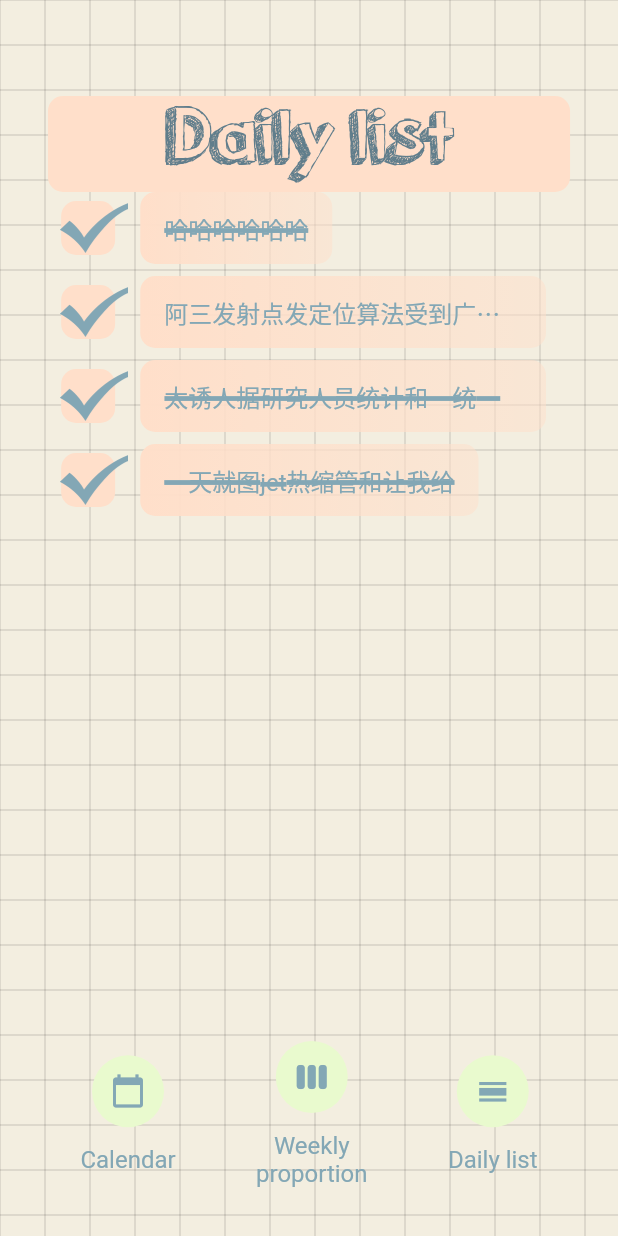
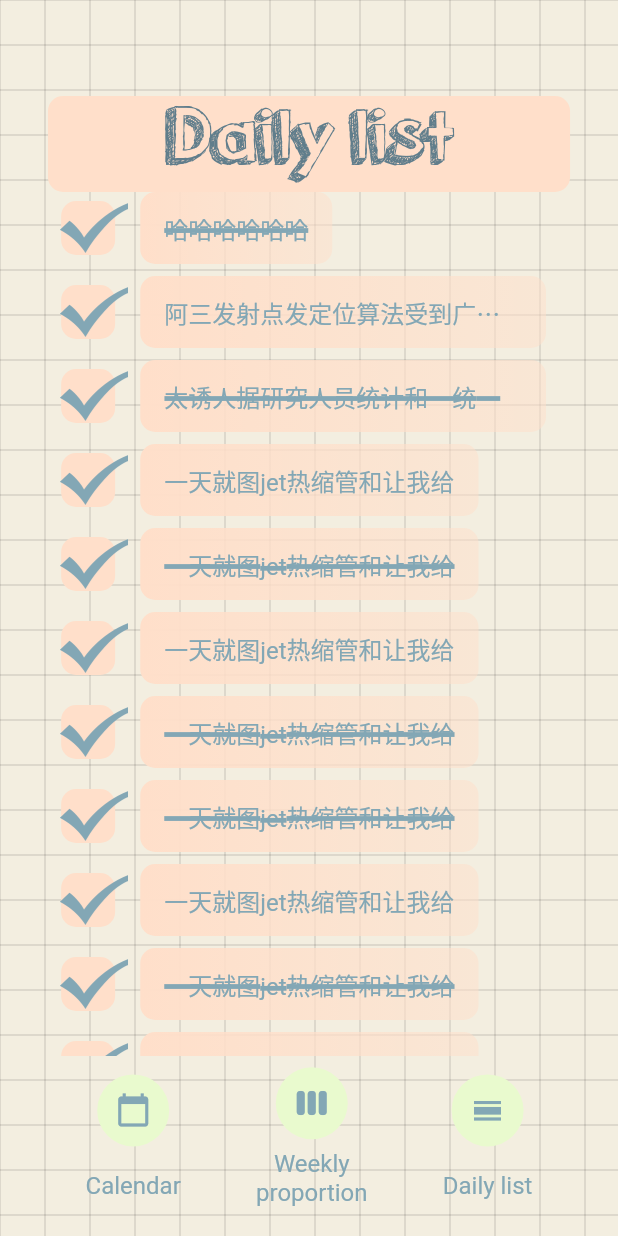
Before and after one commit to ZYF99/to_do_list, a Flutter app: the screen it shows after launch, on a phone screen of 412 x 824 dp. Run offline on Flutter 3.47's test engine with Material 2 defaults, Android fonts, the phone set to English and light mode, and no system bars; missing offline and left inert: flutter_custom_calendar.

```diff
--- a/lib/Component/ButtonWithTextWidget.dart
+++ b/lib/Component/ButtonWithTextWidget.dart
@@ -19,7 +19,6 @@ class ButtonWithTextWidget extends StatelessWidget {
               color: Color.fromRGBO(233, 250, 206, 1), borderRadius: BorderRadius.circular(30)),
         ),
         new Container(
-          margin: const EdgeInsets.only(top: 12.0, bottom: 32.0),
           child: new Text(
             label,
             textAlign: TextAlign.center,
--- a/lib/main.dart
+++ b/lib/main.dart
@@ -1,7 +1,8 @@
 import 'package:flutter/material.dart';
 import 'dart:io';
 import 'package:flutter/services.dart';
-import 'package:to_do_list/page/home/Homepage.dart';
+import 'package:to_do_list/page/home/DailyListPage.dart';
+import 'package:to_do_list/page/main/MainPage.dart';
 import 'package:to_do_list/widget/CustomPaintRoute.dart';
 
 void main() => runApp(new MyApp());
@@ -17,6 +18,6 @@ class MyApp extends StatelessWidget {
       SystemChrome.setSystemUIOverlayStyle(systemUiOverlayStyle);
     }
 
-    return new MaterialApp(title: 'ToDoList', home: Homepage());
+    return new MaterialApp(title: 'ToDoList', home: MainPage());
   }
 }
--- /dev/null
+++ b/lib/page/home/DailyListPage.dart
@@ -0,0 +1,79 @@
+import 'package:flutter/cupertino.dart';
+import 'package:flutter/material.dart';
+import 'file:///D:/AndroidStudioProjects/to_do_list/lib/page/home/RecordItem.dart';
+import 'package:to_do_list/model/RecordModel.dart';
+import 'package:to_do_list/value/MyColors.dart';
+
+///首页
+class DailyListPage extends StatelessWidget {
+  List<RecordModel> _recordList;
+
+  @override
+  Widget build(BuildContext context) {
+    getRecordList();
+    return Scaffold(
+        backgroundColor: Colors.transparent,
+        body: Column(
+          children: [
+            buildTitle(),
+            Expanded(
+                child: ListView.builder(
+              shrinkWrap: true,
+              itemBuilder: (context, index) {
+                return RecordCard(_recordList[index]);
+              },
+              itemCount: _recordList.length,
+            )),
+            Container(
+              height: 120,
+            )
+          ],
+        ));
+  }
+
+  //获取记录列表
+  getRecordList() {
+    _recordList = [
+      RecordModel("哈哈哈哈哈哈", DateTime.now().millisecondsSinceEpoch, true),
+      RecordModel("阿三发射点发定位算法受到广泛的是法国十大过而无人管", DateTime.now().millisecondsSinceEpoch, false),
+      RecordModel("太诱人据研究人员统计和一统江湖", DateTime.now().millisecondsSinceEpoch, true),
+      RecordModel("一天就图jet热缩管和让我给", DateTime.now().millisecondsSinceEpoch, false),
+      RecordModel("一天就图jet热缩管和让我给", DateTime.now().millisecondsSinceEpoch, true),
+      RecordModel("一天就图jet热缩管和让我给", DateTime.now().millisecondsSinceEpoch, false),
+      RecordModel("一天就图jet热缩管和让我给", DateTime.now().millisecondsSinceEpoch, true),
+      RecordModel("一天就图jet热缩管和让我给", DateTime.now().millisecondsSinceEpoch, true),
+      RecordModel("一天就图jet热缩管和让我给", DateTime.now().millisecondsSinceEpoch, false),
+      RecordModel("一天就图jet热缩管和让我给", DateTime.now().millisecondsSinceEpoch, true),
+      RecordModel("一天就图jet热缩管和让我给", DateTime.now().millisecondsSinceEpoch, true),
+      RecordModel("一天就图jet热缩管和让我给", DateTime.now().millisecondsSinceEpoch, false),
+      RecordModel("一天就图jet热缩管和让我给", DateTime.now().millisecondsSinceEpoch, true),
+      RecordModel("一天就图jet热缩管和让我给", DateTime.now().millisecondsSinceEpoch, false),
+      RecordModel("一天就图jet热缩管和让我给", DateTime.now().millisecondsSinceEpoch, true),
+      RecordModel("一天就图jet热缩管和让我给", DateTime.now().millisecondsSinceEpoch, false),
+      RecordModel("一天就图jet热缩管和让我给", DateTime.now().millisecondsSinceEpoch, true),
+      RecordModel("一天就图jet热缩管和让我给", DateTime.now().millisecondsSinceEpoch, true),
+      RecordModel("一天就图jet热缩管和让我给", DateTime.now().millisecondsSinceEpoch, false),
+      RecordModel("一天就图jet热缩管和让我给", DateTime.now().millisecondsSinceEpoch, true),
+    ];
+    _recordList.sort((left, right) => left.time.compareTo(right.time));
+  }
+
+  //Title
+  Widget buildTitle() {
+    return Container(
+        decoration:
+            BoxDecoration(color: MyColors.colorPrimary, borderRadius: BorderRadius.circular(10)),
+        margin: const EdgeInsets.only(top: 64),
+        padding: const EdgeInsets.fromLTRB(78, 4, 78, 4),
+        child: Text(
+          "Daily list",
+          style: TextStyle(
+            fontSize: 56,
+            fontFamily: 'orangejuice',
+            color: Colors.blueGrey,
+            backgroundColor: Colors.transparent,
+          ),
+          textAlign: TextAlign.center,
+        ));
+  }
+}
--- a/lib/page/home/Homepage.dart
+++ /dev/null
@@ -1,93 +0,0 @@
-import 'package:flutter/cupertino.dart';
-import 'package:flutter/material.dart';
-import 'package:to_do_list/Component/ButtonWithTextWidget.dart';
-import 'file:///D:/AndroidStudioProjects/to_do_list/lib/page/home/RecordItem.dart';
-import 'package:to_do_list/model/RecordModel.dart';
-import 'package:to_do_list/page/week/WeekProportionPage.dart';
-import 'package:to_do_list/page/year_calendar/YearCalendarPage.dart';
-import 'package:to_do_list/value/MyColors.dart';
-import 'package:to_do_list/widget/SquareScaffold.dart';
-
-///首页
-class Homepage extends StatelessWidget {
-  List<RecordModel> _recordList;
-
-  @override
-  Widget build(BuildContext context) {
-    getRecordList();
-    return SquareScaffoldUtil.buildSquareScaffold(Column(
-      children: [
-        buildTitle(),
-        Expanded(
-            child: ListView.builder(
-          shrinkWrap: true,
-          itemBuilder: (context, index) {
-            return RecordCard(_recordList[index]);
-          },
-          itemCount: _recordList.length,
-        )),
-        buildBottomButton(context)
-      ],
-    ));
-  }
-
-  //获取记录列表
-  getRecordList() {
-    _recordList = [
-      RecordModel("哈哈哈哈哈哈", DateTime.now().millisecondsSinceEpoch, true),
-      RecordModel("阿三发射点发定位算法受到广泛的是法国十大过而无人管", DateTime.now().millisecondsSinceEpoch, false),
-      RecordModel("太诱人据研究人员统计和一统江湖", DateTime.now().millisecondsSinceEpoch, true),
-      RecordModel("一天就图jet热缩管和让我给", DateTime.now().millisecondsSinceEpoch, true),
-    ];
-  }
-
-  //Title
-  Widget buildTitle() {
-    return Container(
-        decoration:
-            BoxDecoration(color: MyColors.colorPrimary, borderRadius: BorderRadius.circular(10)),
-        margin: const EdgeInsets.only(top: 64),
-        padding: const EdgeInsets.fromLTRB(78, 4, 78, 4),
-        child: Text(
-          "Daily list",
-          style: TextStyle(
-            fontSize: 56,
-            fontFamily: 'orangejuice',
-            color: Colors.blueGrey,
-            backgroundColor: Colors.transparent,
-          ),
-          textAlign: TextAlign.center,
-        ));
-  }
-
-  //底部按钮栏
-  Widget buildBottomButton(BuildContext context) {
-    return new Container(
-      child: new Row(
-        mainAxisAlignment: MainAxisAlignment.spaceEvenly,
-        children: [
-          GestureDetector(
-            onTap: () => {
-              Navigator.push(context, MaterialPageRoute(builder: (context) {
-                return YearCalendarPage();
-              }))
-            },
-            child: ButtonWithTextWidget(Icons.calendar_today, 'Calendar'),
-          ),
-          GestureDetector(
-            onTap: () => {
-              Navigator.push(context, MaterialPageRoute(builder: (context) {
-                return WeekProportionPage();
-              }))
-            },
-            child: ButtonWithTextWidget(Icons.view_week, 'Weekly\nproportion'),
-          ),
-          GestureDetector(
-            onTap: () => {},
-            child: ButtonWithTextWidget(Icons.calendar_view_day, 'Daily list'),
-          )
-        ],
-      ),
-    );
-  }
-}
--- /dev/null
+++ b/lib/page/main/MainPage.dart
@@ -0,0 +1,78 @@
+import 'package:flutter/cupertino.dart';
+import 'package:flutter/material.dart';
+import 'package:to_do_list/Component/ButtonWithTextWidget.dart';
+import 'package:to_do_list/page/home/DailyListPage.dart';
+import 'package:to_do_list/page/week/WeekProportionPage.dart';
+import 'package:to_do_list/page/year_calendar/YearCalendarPage.dart';
+import 'package:to_do_list/widget/CustomPaintRoute.dart';
+
+class MainPage extends StatefulWidget {
+  @override
+  State<StatefulWidget> createState() {
+    return MainPageState();
+  }
+}
+
+class MainPageState extends State<MainPage> {
+  int _index = 0;
+  final PageController _pageController = PageController(initialPage: 2);
+
+  @override
+  Widget build(BuildContext context) {
+    return Scaffold(
+        body: Container(
+            child: Stack(children: [
+      CustomPaintRoute(),
+      PageView.builder(
+        itemBuilder: (BuildContext context, int index) {
+          print("build page for index = $index");
+          switch (index) {
+            case 0:
+              return YearCalendarPage();
+            case 1:
+              return WeekProportionPage();
+            case 2:
+              return DailyListPage();
+          }
+          return DailyListPage();
+        },
+        itemCount: 3,
+        onPageChanged: (index) async {
+          print("on page changed event: index = $index");
+          setState(() {
+            _index = index;
+          });
+        },
+        controller: _pageController,
+      ),
+      Positioned(
+        child: buildBottomNavigationBar(_pageController),
+        bottom: 16,
+        left: 32,
+        right: 32,
+      )
+    ])));
+  }
+}
+
+Widget buildBottomNavigationBar(PageController _pageController) {
+  return Container(
+      height: 100,
+      child: Row(
+        mainAxisAlignment: MainAxisAlignment.spaceAround,
+        children: <Widget>[
+          GestureDetector(
+            onTap: () => {_pageController.jumpToPage(0)},
+            child: ButtonWithTextWidget(Icons.calendar_today, 'Calendar'),
+          ),
+          GestureDetector(
+            onTap: () => {_pageController.jumpToPage(1)},
+            child: ButtonWithTextWidget(Icons.view_week, 'Weekly\nproportion'),
+          ),
+          GestureDetector(
+            onTap: () => {_pageController.jumpToPage(2)},
+            child: ButtonWithTextWidget(Icons.calendar_view_day, 'Daily list'),
+          )
+        ],
+      ));
+}
--- a/lib/widget/MyPainter.dart
+++ b/lib/widget/MyPainter.dart
@@ -11,6 +11,8 @@ class MyPainter extends CustomPainter {
     double eWidth = squareWidth.toDouble();
     double eHeight = squareWidth.toDouble();
 
+    print(size.width);
+    print(size.height);
     //行数
     int lines = size.height ~/ squareWidth;
 
```
Also changed, not shown: lib/model/DayRecordModel.dart (+7 -1 lines), lib/model/MonthModel.dart (+5 -4 lines), lib/page/calendar/CalendarPage.dart (added, +118 -0 lines), lib/page/month_calendar/DayItem.dart (+21 -3 lines), lib/page/month_calendar/MonthCalendarPage.dart (+16 -6 lines), lib/page/week/WeekProportionPage.dart (+5 -6 lines), lib/page/year_calendar/YearCalendarPage.dart (+19 -50 lines), lib/page/year_calendar/YearItem.dart (+12 -3 lines).
